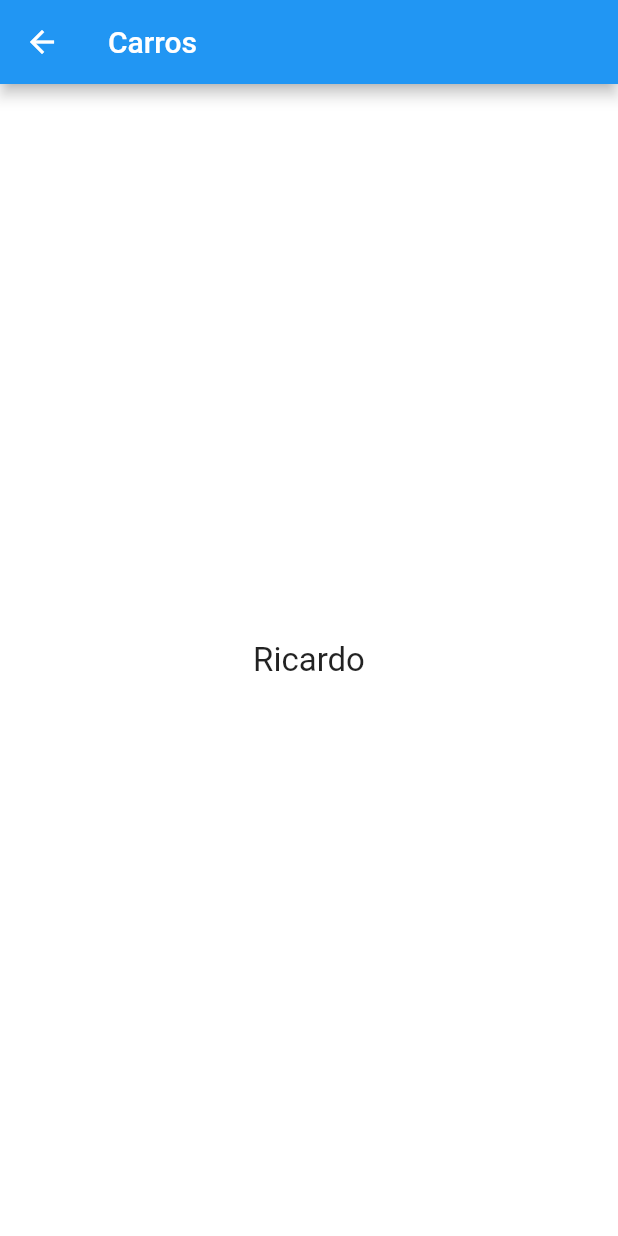
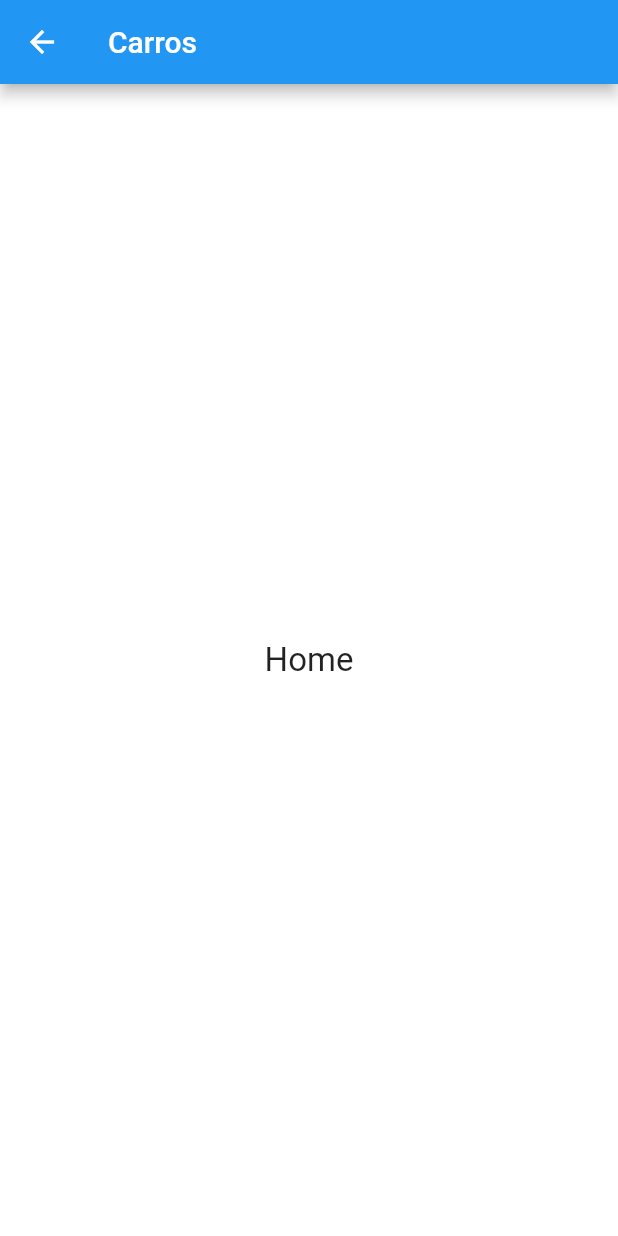
Before and after one commit to rlechetaudemy/carros_flutter, a Flutter app: the HomePage screen opened directly, on a phone screen of 412 x 824 dp. Run offline on Flutter 3.47's test engine with Material 2 defaults, Android fonts, the phone set to English and light mode, and no system bars.

```diff
--- a/lib/pages/home_page.dart
+++ b/lib/pages/home_page.dart
@@ -1,6 +1,7 @@
 import 'package:flutter/material.dart';
 
 class HomePage extends StatelessWidget {
+
   @override
   Widget build(BuildContext context) {
     return Scaffold(
@@ -14,7 +15,7 @@ class HomePage extends StatelessWidget {
   _body() {
     return Center(
       child: Text(
-        "Ricardo",
+        "Home",
         style: TextStyle(
           fontSize: 22,
         ),
--- a/lib/pages/login_page.dart
+++ b/lib/pages/login_page.dart
@@ -88,8 +88,7 @@ class _LoginPageState extends State<LoginPage> {
 
     ApiResponse response = await LoginApi.login(login, senha);
 
-    if(response.ok) {
-
+    if (response.ok) {
       Usuario user = response.result;
 
       print(">>> $user");
```
